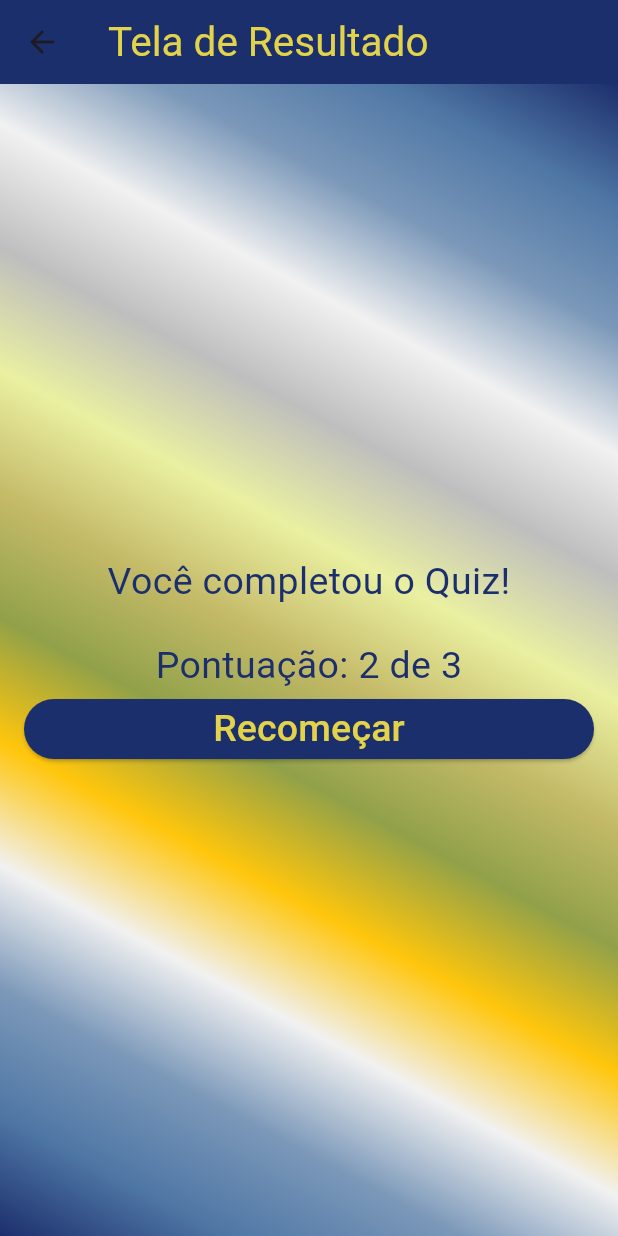
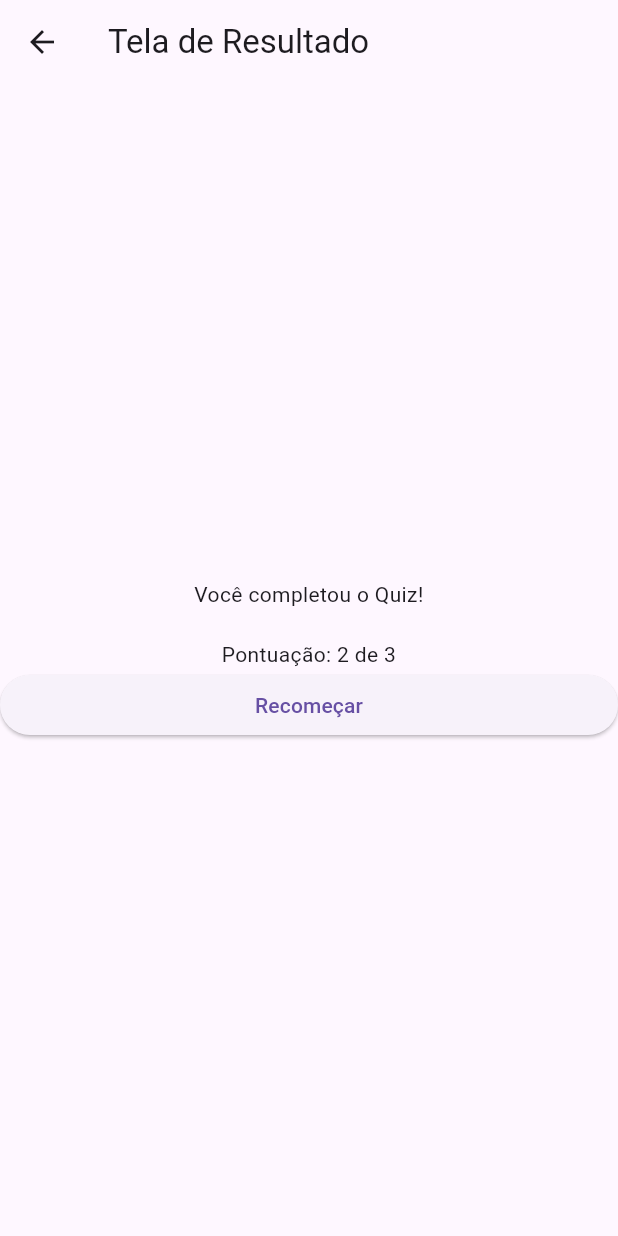
Before and after one commit to emal0n/justdoit, a Flutter app: the QuizPage screen opened directly, after a tap on "Paris", after a tap on "Netuno", after a tap on "Leonardo da Vinci", on a phone screen of 412 x 824 dp. Run offline on Flutter 3.47's test engine with Material 3 defaults, Android fonts, the phone set to English and light mode, and no system bars; network calls fail; Roboto replaces fonts that are missing (fontenova).

Commit message:
justdoit: Fix for some warnings

```diff
--- a/lib/finalp.dart
+++ b/lib/finalp.dart
@@ -1,103 +1,56 @@
 import 'package:flutter/material.dart';
-import 'package:justdoit/initialp.dart';
+import 'initialp.dart';
 
 class FinalPage extends StatefulWidget {
+
   final int pontuacao;
   final int totalPerguntas;
+    const FinalPage(this.pontuacao, this.totalPerguntas, {super.key});
+  @override
 
-  FinalPage(this.pontuacao, this.totalPerguntas);
-
-  @override
-  _FinalPageState createState() => _FinalPageState();
+  createState() => _FinalPageState();
 }
 
-class _FinalPageState extends State<FinalPage> {
+class _FinalPageState extends State <FinalPage> {
   int _pontuacao = 0;
   int _totalPerguntas = 0;
+  @override
 
-  @override
   void initState() {
     super.initState();
     _pontuacao = widget.pontuacao;
     _totalPerguntas = widget.totalPerguntas;
   }
+  @override
 
-  @override
   Widget build(BuildContext context) {
     return Scaffold(
       appBar: AppBar(
-        title: Text(
+        title: const Text(
           "Tela de Resultado",
-          style: TextStyle(
-              fontFamily: 'fontenova',
-              fontSize: 27,
-              color: Color.fromARGB(255, 226, 211, 74)),
         ),
-        backgroundColor: Color.fromARGB(255, 28, 47, 109),
       ),
-      body: Container(
-        padding: EdgeInsets.all(16),
-        decoration: BoxDecoration(
-          gradient: LinearGradient(
-            begin: Alignment.topRight,
-            end: Alignment.bottomLeft,
-            colors: [
-              const Color.fromARGB(255, 28, 47, 109),
-              Color.fromARGB(255, 79, 119, 165),
-              Color.fromARGB(255, 123, 152, 185),
-              Color.fromARGB(255, 241, 241, 241),
-              Color.fromARGB(255, 190, 190, 190),
-              Color.fromARGB(255, 234, 240, 161),
-              Color.fromARGB(255, 196, 186, 104),
-              Color.fromARGB(255, 145, 161, 73),
-              Color.fromARGB(255, 255, 198, 12),
-              Color.fromARGB(255, 241, 241, 241),
-              Color.fromARGB(255, 123, 152, 185),
-              Color.fromARGB(255, 79, 119, 165),
-              Color.fromARGB(255, 28, 47, 109),
-            ],
-          ),
-        ),
-        child: Column(
+      body: Column(
           mainAxisAlignment: MainAxisAlignment.center,
           crossAxisAlignment: CrossAxisAlignment.stretch,
           children: [
-            Text(
-              'Você completou o Quiz!',
-              style: TextStyle(
-                  fontFamily: 'fontenova',
-                  fontSize: 25,
-                  color: Color.fromARGB(255, 28, 47, 109)),
+            const Text( 'Você completou o Quiz!',
               textAlign: TextAlign.center,
             ),
-            SizedBox(height: 20),
+          const  SizedBox(height: 20),
             Text(
               "Pontuação: $_pontuacao de $_totalPerguntas",
-              style: TextStyle(
-                fontFamily: 'fontenova',
-                fontSize: 25,
-                color: Color.fromARGB(255, 28, 47, 109),
+              style: const TextStyle(
               ),
               textAlign: TextAlign.center,
             ),
             ElevatedButton(
               onPressed: resetQuiz,
-              child: Text(
-                "Recomeçar",
-                style: TextStyle(
-                    fontFamily: 'fontenova',
-                    fontSize: 25,
-                    color: Color.fromARGB(255, 226, 211, 74)),
+              child: const Text(       "Recomeçar",
               ),
-              style: ButtonStyle(
-                backgroundColor: MaterialStateProperty.all(
-                  Color.fromARGB(255, 28, 47, 109),
-                ),
               ),
-            ),
           ],
         ),
-      ),
     );
   }
 
@@ -108,15 +61,12 @@ class _FinalPageState extends State<FinalPage> {
       ElevatedButton(
         onPressed: () => Navigator.push(
           context,
-          MaterialPageRoute(builder: (context) => InitialPage()),
+          MaterialPageRoute(builder: (context) =>  const InitialPage()),
         ),
-        child: Text(
+        child: const Text(
           "Recomeçar",
         ),
-        style: ButtonStyle(
-            backgroundColor:
-                MaterialStateProperty.all(Color.fromARGB(255, 28, 47, 109))),
-      );
+    );
     });
   }
 }
--- a/lib/initialp.dart
+++ b/lib/initialp.dart
@@ -2,11 +2,12 @@ import 'package:flutter/material.dart';
 import 'quizp.dart';
 
 class InitialPage extends StatelessWidget {
+ const InitialPage ({super.key});
   @override
   Widget build(BuildContext context) {
     return Scaffold(
       appBar: AppBar(
-        title: Text('Jogo do Quiz: Projeto-01'),
+        title: const Text('Jogo do Quiz: Projeto-01'),
       ),
       body: Column(
         crossAxisAlignment: CrossAxisAlignment.stretch,
@@ -24,10 +25,10 @@ class InitialPage extends StatelessWidget {
             onPressed: () {
               Navigator.push(
                 context,
-                MaterialPageRoute(builder: (context) => QuizPage()),
+                MaterialPageRoute(builder: (context) => const QuizPage()),
               );
             },
-            child: Text('Inicial'),
+            child: const Text('Inicial'),
           ),
         ],
       ),
--- a/lib/main.dart
+++ b/lib/main.dart
@@ -9,7 +9,7 @@ class Justdoit extends StatelessWidget {
   const Justdoit({super.key});
   @override
   Widget build(BuildContext context) {
-    return MaterialApp(
+    return const MaterialApp(
       home: InitialPage(),
       debugShowCheckedModeBanner: false,
     );
--- a/lib/quizp.dart
+++ b/lib/quizp.dart
@@ -2,11 +2,12 @@ import 'package:flutter/material.dart';
 import 'finalp.dart';
 
 class QuizPage extends StatefulWidget{
-  @override
-  _QuizPageState createState() => _QuizPageState();
+ const QuizPage({super.key});
+ @override
+  createState() => _QuizPageState();
 }
 
-class _QuizPageState extends State<QuizPage> {
+class _QuizPageState extends State <QuizPage> {
   int _perguntaAtual = 0;
   int _pontuacao = 0;
 
@@ -51,16 +52,16 @@ class _QuizPageState extends State<QuizPage> {
   @override
   Widget build(BuildContext context) {
     return Scaffold(
-      appBar: AppBar(title: Text('Quiz')),
+      appBar: AppBar(title:const Text('Quiz')),
       body: Center(
         child: Column(
           mainAxisAlignment: MainAxisAlignment.center,
           children: [
             Text(
               _perguntas[_perguntaAtual].pergunta,
-              style: TextStyle(fontSize: 20),
+              style: const TextStyle(fontSize: 20),
             ),
-            SizedBox(height: 20),
+            const SizedBox(height: 20),
             ...(_perguntas[_perguntaAtual].respostas).map((resposta) {
               return ElevatedButton(
                 onPressed: () {
--- a/pubspec.yaml
+++ b/pubspec.yaml
@@ -1,5 +1,5 @@
 name: justdoit
-description: A new Flutter project.
+description: based.
 # The following line prevents the package from being accidentally published to
 # pub.dev using `flutter pub publish`. This is preferred for private packages.
 publish_to: 'none' # Remove this line if you wish to publish to pub.dev
```
